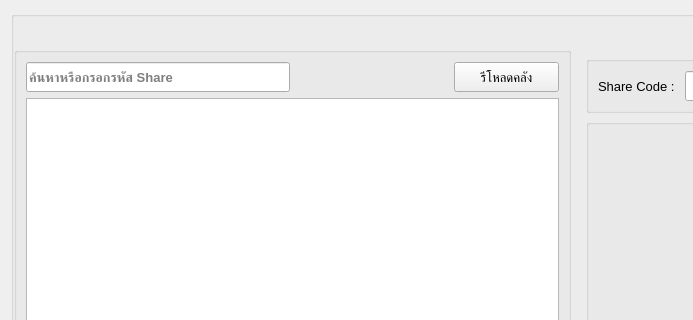
This is interface/UkoreShotPage.ui in tonmaiart/UkoreShot as Qt 5 draws it before an edit; both pictures show x 0 to 693 and y 0 to 320 of the 1285 by 798 pixel window. The edited form follows.
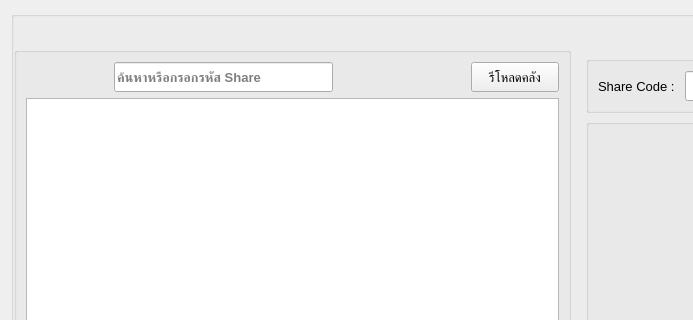
This is the edited form.

Commit message: Auto-untrack gitignored files before sync

```diff
--- a/interface/UkoreShotPage.ui
+++ b/interface/UkoreShotPage.ui
@@ -395,7 +395,20 @@
           </widget>
          </item>
          <item row="0" column="0">
-          <layout class="QHBoxLayout" name="horizontalLayout_2" stretch="5,3,2">
+          <layout class="QHBoxLayout" name="horizontalLayout_2" stretch="2,5,3,2">
+           <item>
+            <spacer name="horizontalSpacer_2">
+             <property name="orientation">
+              <enum>Qt::Horizontal</enum>
+             </property>
+             <property name="sizeHint" stdset="0">
+              <size>
+               <width>40</width>
+               <height>20</height>
+              </size>
+             </property>
+            </spacer>
+           </item>
            <item>
             <widget class="QLineEdit" name="lineEdit_search_bar">
              <property name="minimumSize">
```
The commit also changes 1 other file.
